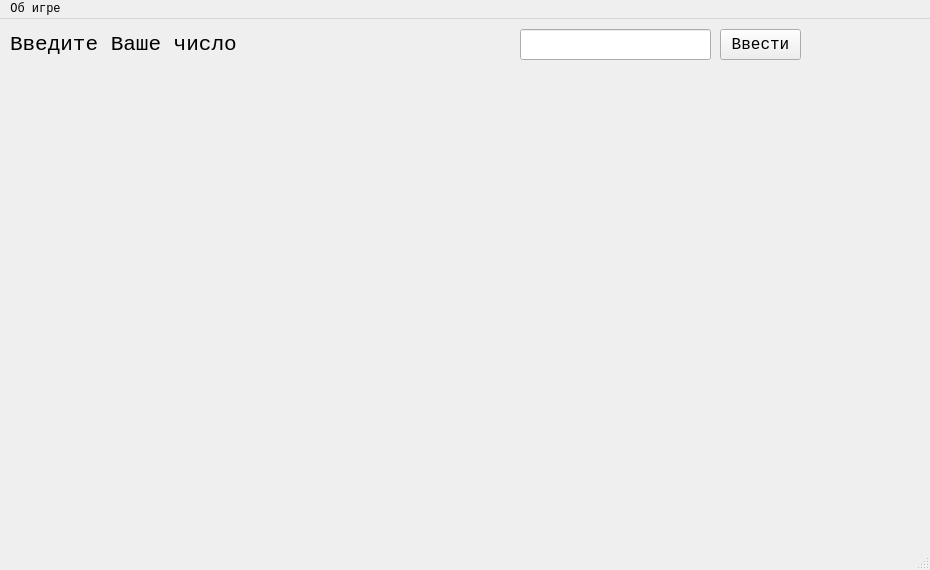
Qt form mainwindow.ui (Darndaru/Bulls_and_cows) before a commit.
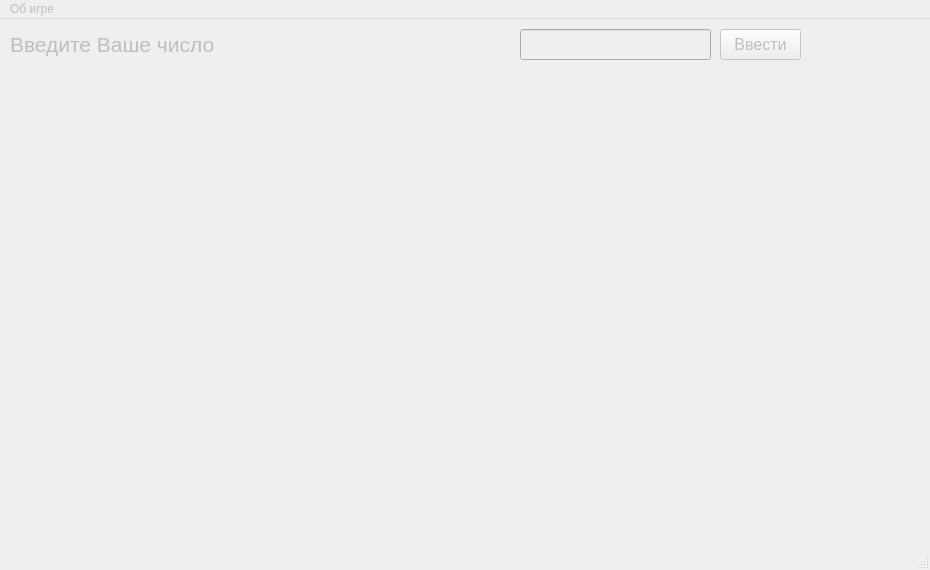
The same form after that commit.

The edit to the form file:
```diff
--- a/mainwindow.ui
+++ b/mainwindow.ui
@@ -3,7 +3,7 @@
  <class>MainWindow</class>
  <widget class="QMainWindow" name="MainWindow">
   <property name="enabled">
-   <bool>true</bool>
+   <bool>false</bool>
   </property>
   <property name="geometry">
    <rect>
@@ -22,7 +22,6 @@
   </property>
   <property name="font">
    <font>
-    <family>Consolas</family>
     <pointsize>16</pointsize>
    </font>
   </property>
@@ -72,7 +71,6 @@
     </property>
     <property name="font">
      <font>
-      <family>Consolas</family>
       <pointsize>12</pointsize>
      </font>
     </property>
@@ -91,7 +89,7 @@
    </widget>
    <widget class="QLabel" name="pointing_for_user">
     <property name="enabled">
-     <bool>true</bool>
+     <bool>false</bool>
     </property>
     <property name="geometry">
      <rect>
@@ -1220,7 +1218,6 @@
    </property>
    <property name="font">
     <font>
-     <family>Consolas</family>
      <pointsize>9</pointsize>
     </font>
    </property>
```
Left out of the diff: 62 changed lines with no effect on the pictures.
